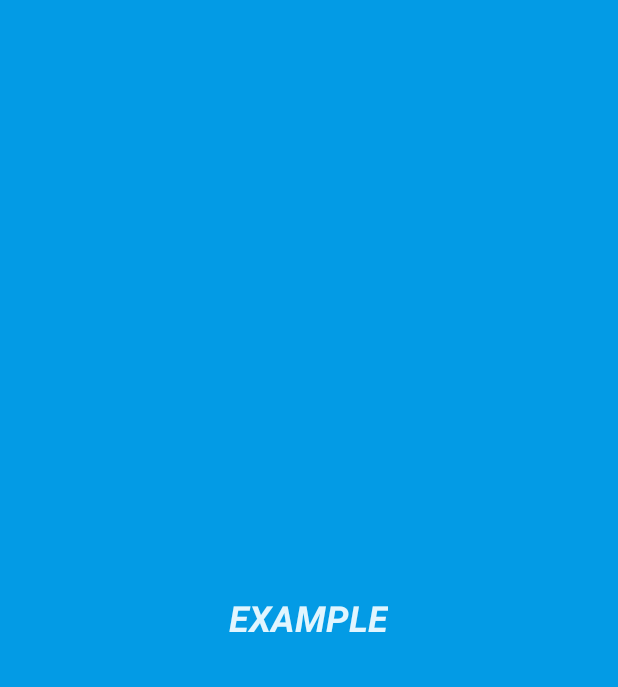
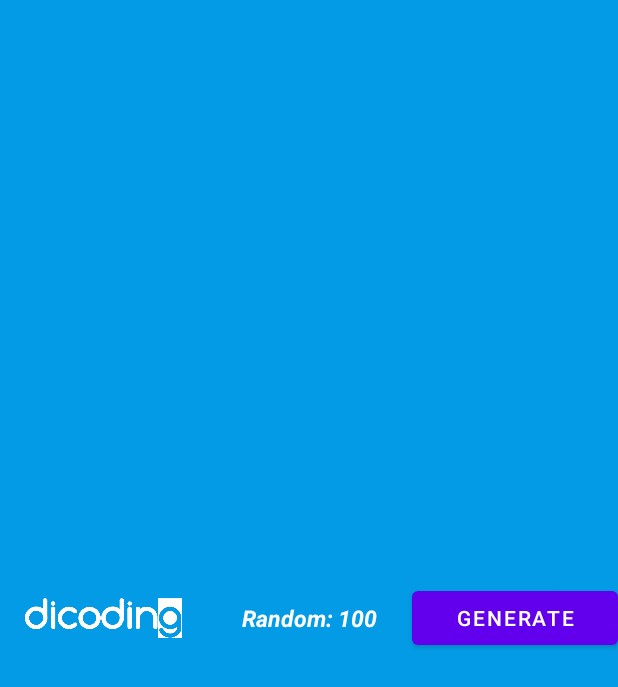
Before and after one commit to harisfi/MyWidgets, an Android app: the layout random_number_widget.xml on its own in the app's theme, with its tools: preview values and no code run, on a phone screen of 412 x 824 dp. Shown: the top 687 px of the screen. Run offline under Robolectric (Android 15) with nearby library versions, the phone set to English and light mode, and no system bars.

Commit message:
Add button into widget

```diff
--- a/app/src/main/res/layout/random_number_widget.xml
+++ b/app/src/main/res/layout/random_number_widget.xml
@@ -5,17 +5,40 @@
     android:padding="@dimen/widget_margin"
     android:theme="@style/ThemeOverlay.MyWidgets.AppWidgetContainer">
 
-    <TextView
-        android:id="@+id/appwidget_text"
-        android:layout_width="wrap_content"
-        android:layout_height="wrap_content"
+    <LinearLayout
+        android:layout_width="match_parent"
+        android:layout_height="match_parent"
         android:layout_centerHorizontal="true"
         android:layout_centerVertical="true"
-        android:layout_margin="8dp"
-        android:background="?attr/appWidgetBackgroundColor"
-        android:contentDescription="@string/appwidget_text"
-        android:text="@string/appwidget_text"
-        android:textColor="?attr/appWidgetTextColor"
-        android:textSize="24sp"
-        android:textStyle="bold|italic" />
+        android:orientation="horizontal"
+        android:padding="@dimen/widget_margin"
+        android:weightSum="9">
+        <ImageView
+            android:layout_width="match_parent"
+            android:layout_height="match_parent"
+            android:layout_weight="3"
+            android:padding="16dp"
+            android:scaleType="fitCenter"
+            android:src="@drawable/dicoding_logo_full" />
+        <TextView
+            android:id="@+id/appwidget_text"
+            android:layout_width="match_parent"
+            android:layout_height="match_parent"
+            android:layout_margin="2dp"
+            android:layout_weight="3"
+            android:contentDescription="@string/appwidget_text"
+            android:gravity="center"
+            android:text="@string/random"
+            android:textColor="#ffffff"
+            android:textSize="15sp"
+            android:textStyle="bold|italic" />
+        <Button
+            android:id="@+id/btn_click"
+            android:layout_width="match_parent"
+            android:layout_height="wrap_content"
+            android:layout_gravity="center"
+            android:layout_weight="3"
+            android:text="@string/generate"
+            android:textColor="@android:color/white" />
+    </LinearLayout>
 </RelativeLayout>
```
Also changed, not shown: app/src/main/java/com/hryzx/mywidgets/RandomNumberWidget.java (+27 -1 lines).
